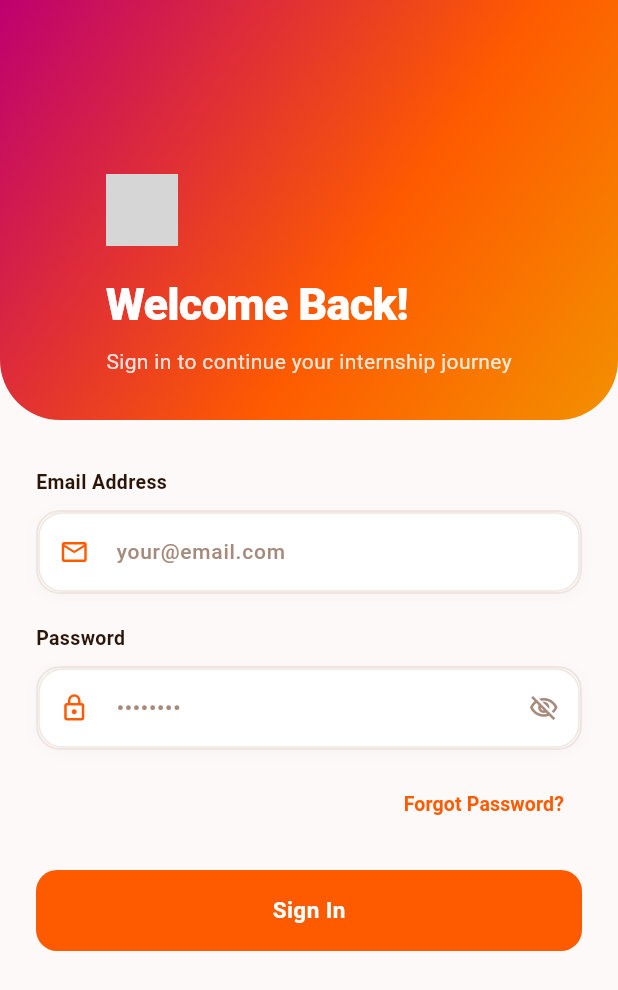
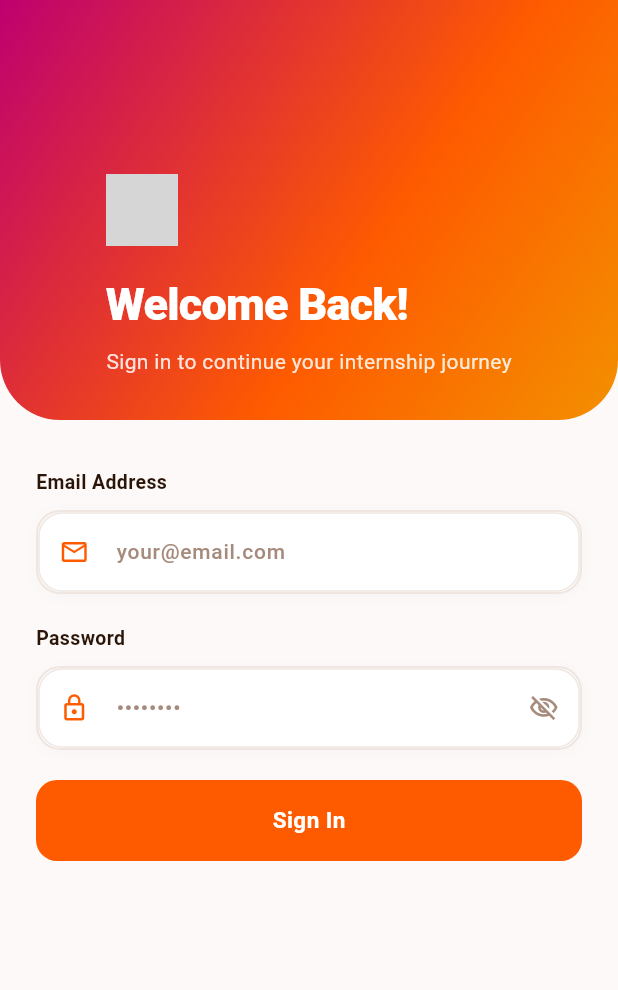
Before and after one commit to mithunlingala30/internship-portal, a Flutter app: the screen it shows after launch, on a phone screen of 412 x 824 dp. Shown: the top 990 px of the screen. Run offline on Flutter 3.47's test engine with Material 3 defaults, Android fonts, the phone set to English and light mode, and no system bars; our stand-ins replace cloud_firestore, file_picker, firebase_auth, firebase_core, firebase_messaging, firebase_storage and 2 more; accounts and stored records are empty; Roboto replaces fonts that are missing (Poppins); grey boxes are pictures that could not be loaded.

Commit message:
Remove forgot password from login page

```diff
--- a/lib/screens/login_screen.dart
+++ b/lib/screens/login_screen.dart
@@ -157,14 +157,7 @@ class _LoginScreenState extends State<LoginScreen>
                         icon: Icons.lock_outline,
                         isPassword: true,
                       ),
-                      const SizedBox(height: 12),
-                      Align(
-                        alignment: Alignment.centerRight,
-                        child: TextButton(
-                          onPressed: () {},
-                          child: const Text('Forgot Password?', style: TextStyle(color: AppColors.primary, fontWeight: FontWeight.w600)),
-                        ),
-                      ),
+
                       const SizedBox(height: 20),
                       SizedBox(
                         width: double.infinity,
```
